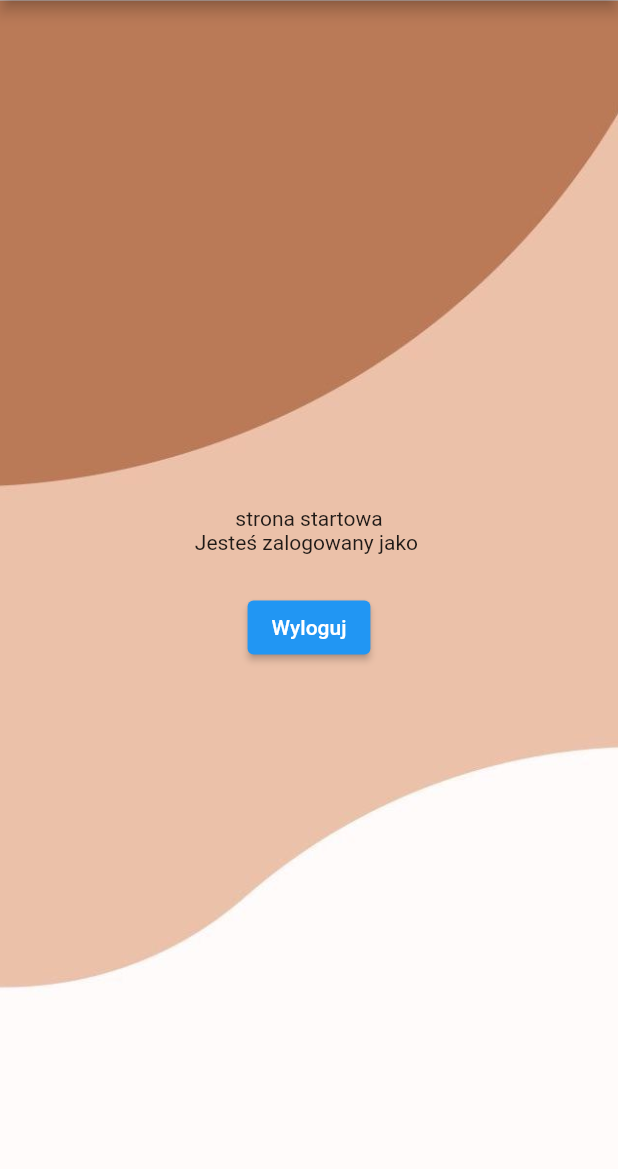
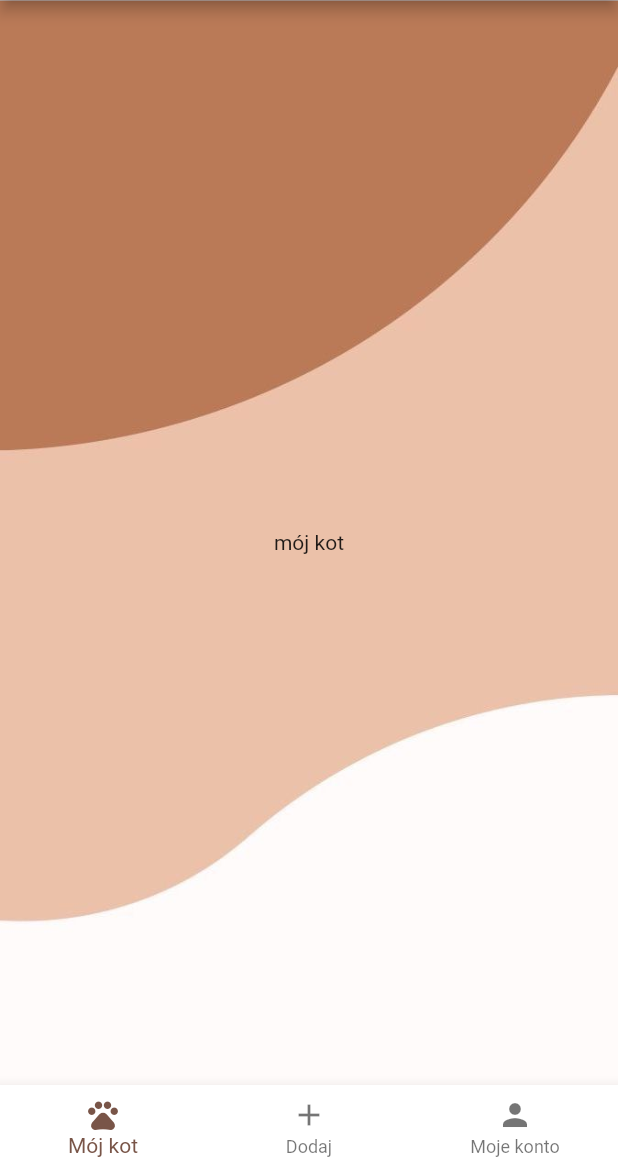
Before and after one commit to rafx666/cat_app, a Flutter app: the screen it shows once a user with an empty profile is signed in, on a phone screen of 412 x 824 dp, the part 67-1236 px from its top. Run offline on Flutter 3.47's test engine with Material 2 defaults, Android fonts, the phone set to English and light mode, and no system bars; our stand-ins replace firebase_auth, firebase_core, google_fonts; accounts and stored records are empty.

```diff
--- a/cat_app/lib/screens/default_page.dart
+++ b/cat_app/lib/screens/default_page.dart
@@ -1,8 +1,11 @@
 import 'package:cat_app/appbar/cat_bar.dart';
+import 'package:cat_app/screens/add_info_page/add_info_page_content.dart';
+import 'package:cat_app/screens/my_account_page/my_account_page_content.dart';
+import 'package:cat_app/screens/my_cat_page/my_cat_page_content.dart';
 import 'package:firebase_auth/firebase_auth.dart';
 import 'package:flutter/material.dart';
 
-class DefaultPage extends StatelessWidget {
+class DefaultPage extends StatefulWidget {
   const DefaultPage({
     Key? key,
     required this.user,
@@ -11,40 +14,53 @@ class DefaultPage extends StatelessWidget {
   final User user;
 
   @override
+  State<DefaultPage> createState() => _DefaultPageState();
+}
+
+class _DefaultPageState extends State<DefaultPage> {
+  var currentIndex = 0;
+  @override
   Widget build(BuildContext context) {
     return Scaffold(
       appBar: const PreferredSize(
         preferredSize: Size.fromHeight(45),
         child: CatBar(),
       ),
-      body: Container(
-        decoration: const BoxDecoration(
-          image: DecorationImage(
-            image: AssetImage("images/back1.jpg"),
-            fit: BoxFit.cover,
-          ),
-        ),
-        child: Center(
-          child: Column(
-            mainAxisAlignment: MainAxisAlignment.center,
-            children: [
-              const Text('strona startowa'),
-              Text('Jesteś zalogowany jako ${user.email}'),
-              const SizedBox(
-                height: 25,
-              ),
-              ElevatedButton(
-                onPressed: () {
-                  FirebaseAuth.instance.signOut();
-                },
-                child: const Text(
-                  'Wyloguj',
+      body: Builder(builder: (context) {
+        if (currentIndex == 0) {
+          return const MyCatPageContent();
+        }
+        if (currentIndex == 1) {
+          return const AddInfoPageContent();
+        }
+        return MyAccountPageContent(widget: widget);
+      }),
+      bottomNavigationBar: BottomNavigationBar(
+          currentIndex: currentIndex,
+          onTap: (newIndex) {
+            setState(() {
+              currentIndex = newIndex;
+            });
+          },
+          backgroundColor: Colors.white,
+          selectedItemColor: Colors.brown,
+          items: const [
+            BottomNavigationBarItem(
+                icon: Icon(
+                  Icons.pets_outlined,
                 ),
-              ),
-            ],
-          ),
-        ),
-      ),
+                label: 'Mój kot'),
+            BottomNavigationBarItem(
+                icon: Icon(
+                  Icons.add,
+                ),
+                label: 'Dodaj'),
+            BottomNavigationBarItem(
+                icon: Icon(
+                  Icons.person,
+                ),
+                label: 'Moje konto'),
+          ]),
     );
   }
 }
--- /dev/null
+++ b/cat_app/lib/screens/my_cat_page/my_cat_page_content.dart
@@ -0,0 +1,27 @@
+import 'package:flutter/material.dart';
+
+class MyCatPageContent extends StatelessWidget {
+  const MyCatPageContent({
+    Key? key,
+  }) : super(key: key);
+
+  @override
+  Widget build(BuildContext context) {
+    return Container(
+      decoration: const BoxDecoration(
+        image: DecorationImage(
+          image: AssetImage("images/back1.jpg"),
+          fit: BoxFit.cover,
+        ),
+      ),
+      child: Center(
+        child: Column(
+          mainAxisAlignment: MainAxisAlignment.center,
+          children: const [
+            Text('mój kot'),
+          ],
+        ),
+      ),
+    );
+  }
+}
```
Also changed, not shown: cat_app/lib/screens/add_info_page/add_info_page_content.dart (added, +27 -0 lines), cat_app/lib/screens/my_account_page/my_account_page_content.dart (added, +44 -0 lines).
